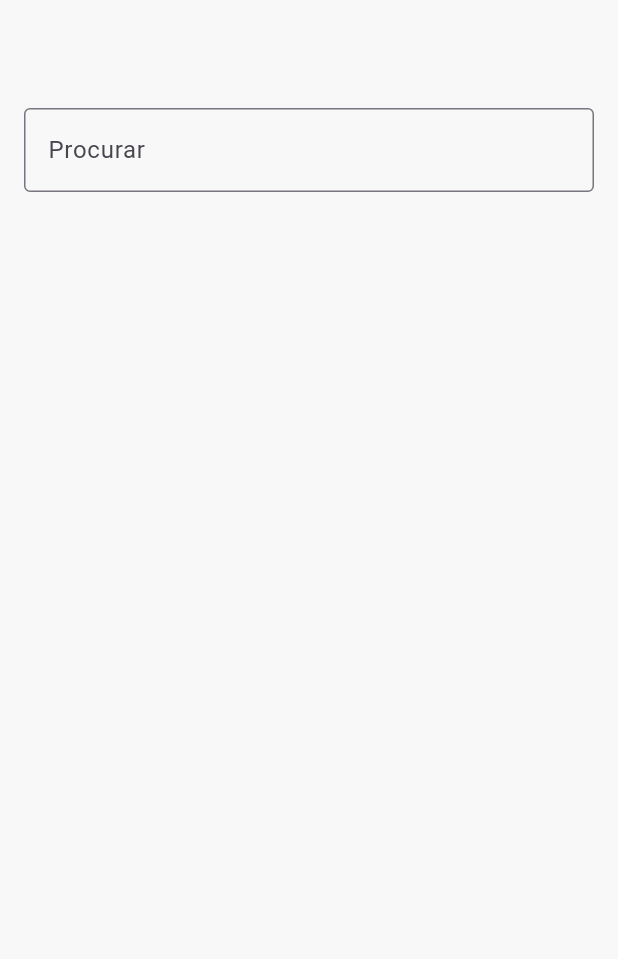
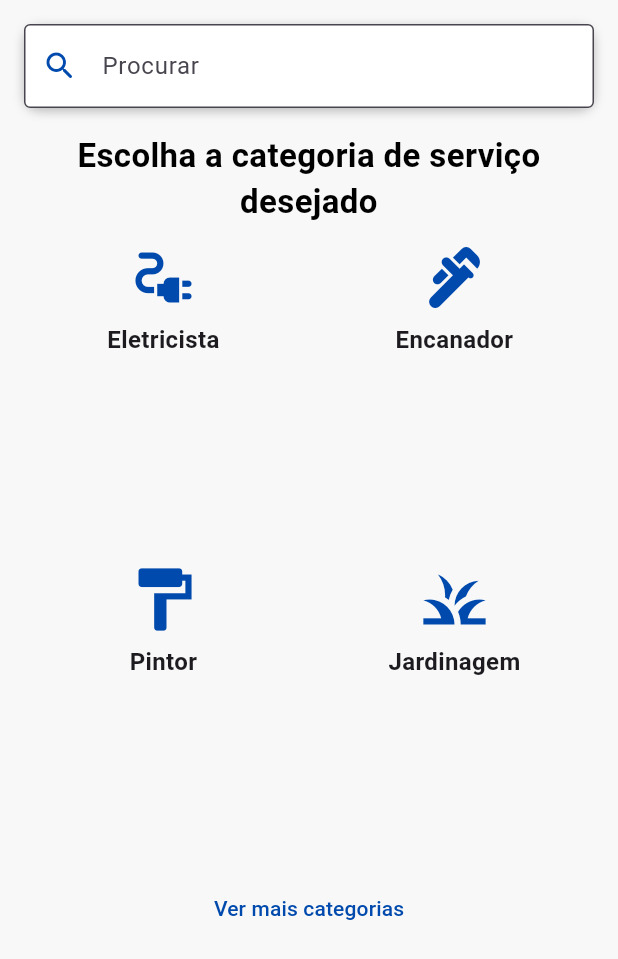
Before and after one commit to Felipe7690/ConectaWork, a Flutter app: the Pesquisar screen opened directly, on a phone screen of 412 x 824 dp. Shown: the top 959 px of the screen. Run offline on Flutter 3.47's test engine with Material 3 defaults, Android fonts, the phone set to English and light mode, and no system bars; drawn by our look-alikes of searchfield; missing offline and left inert: flutter_floating_bottom_bar.

Commit message:
Ajuste AppBar + tela Pesquisar

```diff
--- a/trabalho_conecta_work/lib/components/my_bottom_bar.dart
+++ b/trabalho_conecta_work/lib/components/my_bottom_bar.dart
@@ -1,4 +1,3 @@
-// lib/components/my_bottom_bar.dart
 import 'package:flutter/gestures.dart';
 import 'package:flutter/material.dart';
 import 'package:flutter_floating_bottom_bar/flutter_floating_bottom_bar.dart';
@@ -80,6 +79,9 @@ class MyBottomBar extends StatelessWidget {
             ),
           ),
           Center(
+            child: Pesquisar(),
+          ),
+          Center(
             child: Container(
               height: 500,
               width: 300,
@@ -101,9 +103,6 @@ class MyBottomBar extends StatelessWidget {
               ),
             ),
           ),
-          Center(
-            child: Pesquisar(),
-          ),
         ],
       ),
     );
--- a/trabalho_conecta_work/lib/pages/home.dart
+++ b/trabalho_conecta_work/lib/pages/home.dart
@@ -1,7 +1,6 @@
-// lib/pages/home.dart
 import 'package:flutter/material.dart';
 import 'package:trabalho_conecta_work/components/my_app_bar.dart';
-import 'package:trabalho_conecta_work/components/my_bottom_bar.dart'; // Importando o MyBottomBar
+import 'package:trabalho_conecta_work/components/my_bottom_bar.dart';
 
 class HomePage extends StatefulWidget {
   const HomePage({Key? key}) : super(key: key);
@@ -13,7 +12,6 @@ class HomePage extends StatefulWidget {
 class _HomePageState extends State<HomePage>
     with SingleTickerProviderStateMixin {
   late TabController tabController;
-
   int currentPage = 0;
   final List<Color> colors = [Colors.blue, Colors.green, Colors.red];
   final Color unselectedColor = const Color.fromARGB(255, 255, 255, 255);
@@ -23,7 +21,6 @@ class _HomePageState extends State<HomePage>
     super.initState();
     tabController = TabController(length: 3, vsync: this);
 
-    // Listener para atualizar o índice atual
     tabController.addListener(() {
       if (!tabController.indexIsChanging) {
         setState(() {
@@ -44,11 +41,17 @@ class _HomePageState extends State<HomePage>
     return Scaffold(
       backgroundColor: const Color.fromRGBO(248, 248, 248, 1),
       appBar: MyAppBar(),
-      bottomNavigationBar: MyBottomBar(
-        tabController: tabController,
-        colors: colors,
-        unselectedColor: unselectedColor,
-        currentPage: currentPage,
+      body: Column(
+        children: [
+          Expanded(
+            child: MyBottomBar(
+              tabController: tabController,
+              colors: colors,
+              unselectedColor: unselectedColor,
+              currentPage: currentPage,
+            ),
+          ),
+        ],
       ),
     );
   }
--- a/trabalho_conecta_work/lib/pages/pesquisar.dart
+++ b/trabalho_conecta_work/lib/pages/pesquisar.dart
@@ -1,7 +1,12 @@
 import 'package:flutter/material.dart';
 import 'package:searchfield/searchfield.dart';
 
-class Pesquisar extends StatelessWidget {
+class Pesquisar extends StatefulWidget {
+  @override
+  _PesquisarState createState() => _PesquisarState();
+}
+
+class _PesquisarState extends State<Pesquisar> {
   // Lista de categorias de exemplo
   final List<String> categorias = [
     'Eletricista',
@@ -10,40 +15,160 @@ class Pesquisar extends StatelessWidget {
     'Jardinagem',
     'Faxina',
     'Reparos Gerais',
+    'Serviços de Montagem',
+    'Limpeza Pós-Obra',
   ];
+
+  // Ícones para as categorias
+  final List<IconData> iconesCategorias = [
+    Icons.electrical_services,
+    Icons.plumbing,
+    Icons.format_paint,
+    Icons.grass,
+    Icons.cleaning_services,
+    Icons.build,
+    Icons.build_circle,
+    Icons.cleaning_services_outlined,
+  ];
+
+  // Número de categorias exibidas
+  int categoriasExibidas = 4;
 
   @override
   Widget build(BuildContext context) {
     return Scaffold(
-      backgroundColor: Color.fromRGBO(248, 248, 248, 1),
-      body: Column(
+      backgroundColor: const Color.fromRGBO(248, 248, 248, 1),
+      body: SingleChildScrollView(
+        child: Column(
+          crossAxisAlignment: CrossAxisAlignment.start,
           children: [
-          // Container para empurrar o campo de busca abaixo da AppBar
-          Container(
-            height: 56.0, // Altura padrão da AppBar
-            color: Colors.transparent, // Pode ser transparente ou outra cor
-          ),
+            // Campo de pesquisa
             Padding(
               padding: const EdgeInsets.all(16.0),
+              child: Container(
+                decoration: BoxDecoration(
+                  color: Colors.white,
+                  borderRadius: BorderRadius.circular(10),
+                  boxShadow: [
+                    BoxShadow(
+                      color: Colors.black26,
+                      blurRadius: 5,
+                      offset: Offset(0, 2),
+                    ),
+                  ],
+                ),
                 child: SearchField(
                   suggestions:
                       categorias.map((e) => SearchFieldListItem(e)).toList(),
                   suggestionState: Suggestion.expand,
                   hint: 'Procurar',
                   searchInputDecoration: SearchInputDecoration(
+                    filled: true,
+                    fillColor: Colors.white,
+                    prefixIcon: const Icon(
+                      Icons.search_rounded,
+                      color: Color.fromRGBO(0, 74, 173, 1),
+                    ),
                     border: const OutlineInputBorder(),
                     focusedBorder: const OutlineInputBorder(
-                  borderSide: BorderSide(color: Colors.blue),
+                      borderSide: BorderSide(
+                        color: Color.fromRGBO(0, 74, 173, 1),
+                      ),
                     ),
                   ),
                   itemHeight: 50,
                   onSuggestionTap: (SearchFieldListItem<dynamic> item) {
-                // Lógica ao selecionar uma categoria
                     print('Categoria selecionada: ${item.item}');
                   },
                 ),
               ),
+            ),
+
+            // Texto informativo centralizado
+            Center(
+              child: Padding(
+                padding: const EdgeInsets.symmetric(horizontal: 16.0),
+                child: Text(
+                  'Escolha a categoria de serviço desejado',
+                  style: TextStyle(
+                    fontSize: 22,
+                    fontWeight: FontWeight.bold,
+                    color: Color.fromRGBO(0, 0, 0, 1),
+                  ),
+                  textAlign: TextAlign.center, // Centraliza o texto
+                ),
+              ),
+            ),
+
+            SizedBox(height: 10), // Espaço entre o texto e a grid
+
+            // Grid de ícones de categorias
+            Padding(
+              padding: const EdgeInsets.symmetric(horizontal: 16.0),
+              child: GridView.builder(
+                shrinkWrap: true,
+                physics: NeverScrollableScrollPhysics(),
+                gridDelegate: SliverGridDelegateWithFixedCrossAxisCount(
+                  crossAxisCount: 2, // 2 colunas
+                  crossAxisSpacing: 8, // Espaçamento horizontal entre os ícones
+                  mainAxisSpacing: 8, // Espaçamento vertical entre os ícones
+                  childAspectRatio: 0.9,
+                ),
+                itemCount: categoriasExibidas,
+                itemBuilder: (context, index) {
+                  return Column(
+                    mainAxisSize: MainAxisSize.min,
+                    children: [
+                      Icon(
+                        iconesCategorias[index],
+                        size: 50,
+                        color: Color.fromRGBO(0, 74, 173, 1),
+                      ),
+                      SizedBox(
+                          height: 5), // Espaçamento entre o ícone e o texto
+                      Text(
+                        categorias[index],
+                        style: TextStyle(
+                          fontSize: 16,
+                          fontWeight: FontWeight.bold,
+                        ),
+                        textAlign: TextAlign.center,
+                      ),
                     ],
+                  );
+                },
+              ),
+            ),
+
+            // Botão "Ver mais" ou "Ver menos"
+            Center(
+              child: categoriasExibidas < categorias.length
+                  ? TextButton(
+                      onPressed: () {
+                        setState(() {
+                          categoriasExibidas =
+                              categorias.length; // Exibir todas as categorias
+                        });
+                      },
+                      child: Text(
+                        'Ver mais categorias',
+                        style: TextStyle(color: Color.fromRGBO(0, 74, 173, 1)),
+                      ),
+                    )
+                  : TextButton(
+                      onPressed: () {
+                        setState(() {
+                          categoriasExibidas = 4; // Reduz para o número inicial
+                        });
+                      },
+                      child: Text(
+                        'Ver menos categorias',
+                        style: TextStyle(color: Color.fromRGBO(0, 74, 173, 1)),
+                      ),
+                    ),
+            ),
+          ],
+        ),
       ),
     );
   }
```
Lines whose indentation alone changed are shown as unchanged.
